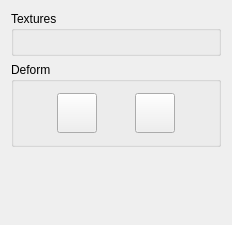
This is tools/mapeditor/mapeditor/terrainpalettewidget.ui in Skarmory/haksaengine as Qt 5 draws it before an edit. The edited form follows.
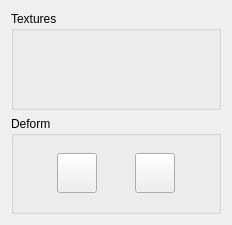
This is the edited form. Icons and pictures are not drawn.

Commit message: Terrain gen defaults textures to 0

The edit to the form file:
```diff
--- a/tools/mapeditor/mapeditor/terrainpalettewidget.ui
+++ b/tools/mapeditor/mapeditor/terrainpalettewidget.ui
@@ -13,8 +13,8 @@
   <property name="windowTitle">
    <string>TerrainPaletteWidget</string>
   </property>
-  <layout class="QFormLayout" name="formLayout">
-   <item row="0" column="0" colspan="2">
+  <layout class="QVBoxLayout" name="verticalLayout">
+   <item>
     <widget class="QGroupBox" name="textures_group_box">
      <property name="maximumSize">
       <size>
@@ -28,7 +28,7 @@
      <layout class="QGridLayout" name="gridLayout"/>
     </widget>
    </item>
-   <item row="2" column="0" colspan="2">
+   <item>
     <widget class="QGroupBox" name="deform_group_box">
      <property name="maximumSize">
       <size>
```
The commit also changes 2 other files.
